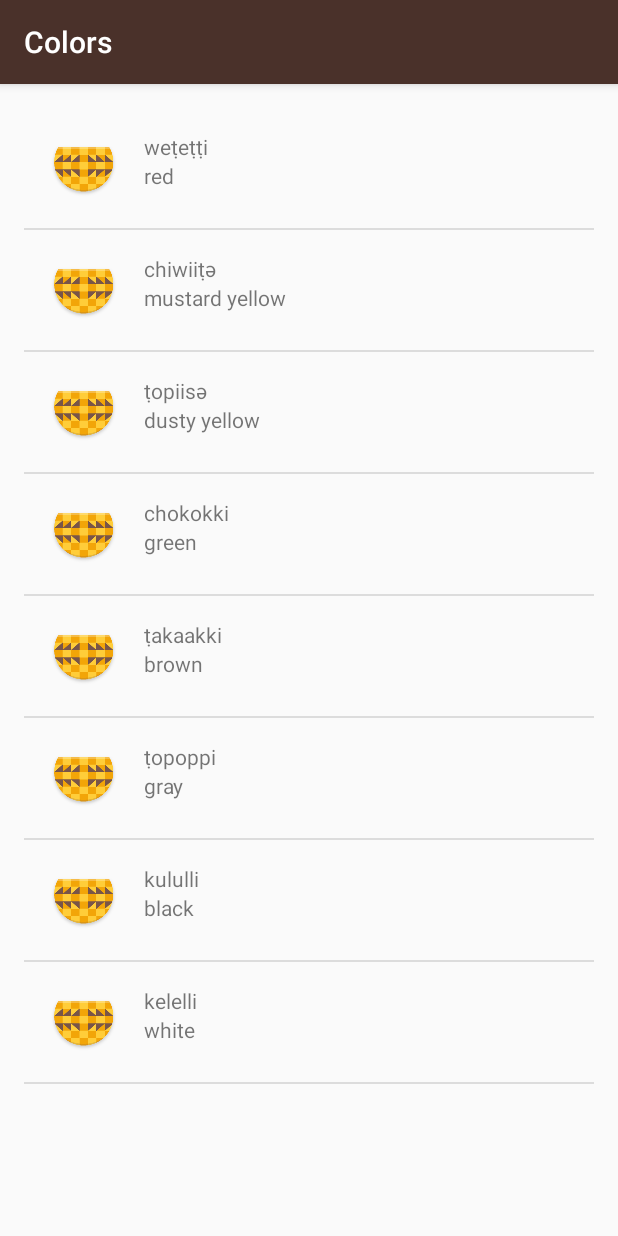
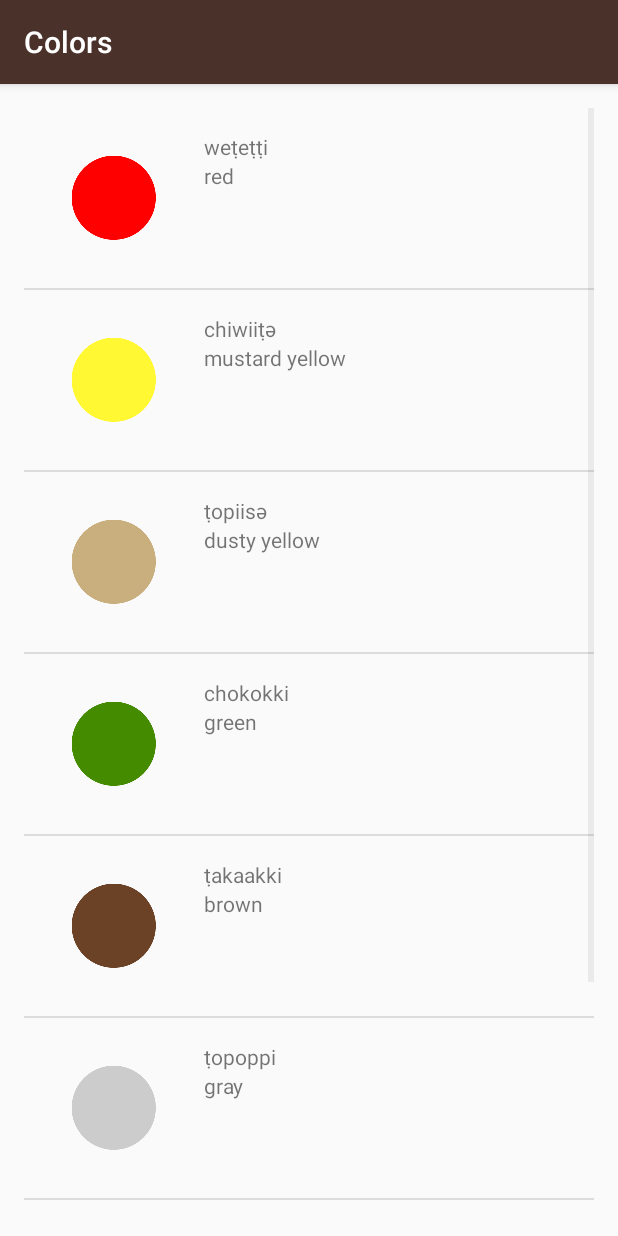
Before and after one commit to md-bd/AndroidStudioBasicProjects, an Android app: the ColorsActivity screen opened directly, with no data from a screen before it, on a phone screen of 412 x 824 dp. Run offline under Robolectric (Android 15) with nearby library versions, the phone set to English and light mode, and no system bars.

Commit message:
word adapter image section added

```diff
--- a/Miwok/app/src/main/java/com/example/android/miwok/WordAdapter.java
+++ b/Miwok/app/src/main/java/com/example/android/miwok/WordAdapter.java
@@ -48,6 +48,11 @@ public class WordAdapter extends ArrayAdapter<Word> {
         // set this text on the number TextView
         numberTextView.setText(currentWord.getDefaultTranslation());
 
+        // Find the ImageView in the list_item.xml layout with the ID image.
+        ImageView imageView = (ImageView) listItemView.findViewById(R.id.image);
+        // Set the ImageView to the image resource specified in the current Word
+        imageView.setImageResource(currentWord.getImageResourceId());
+
         // Return the whole list item layout (containing 2 TextViews and an ImageView)
         // so that it can be shown in the ListView
         return listItemView;
```
